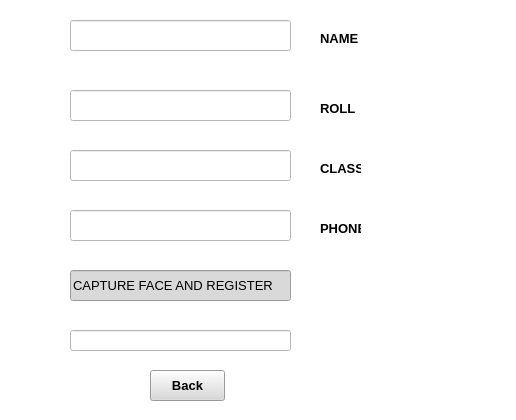
Before: the Qt Designer form UiFiles/student_register.ui in PriyankaMohanta/FaceAttendence, drawn with Qt 5.
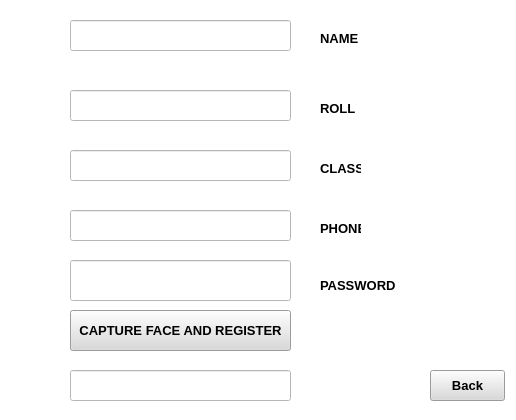
After: the same form once the commit is applied.

The edit to the form file:
```diff
--- a/UiFiles/student_register.ui
+++ b/UiFiles/student_register.ui
@@ -104,34 +104,13 @@
      </font>
     </property>
    </widget>
-   <widget class="QLineEdit" name="lineEdit_5">
-    <property name="geometry">
-     <rect>
-      <x>70</x>
-      <y>270</y>
-      <width>221</width>
-      <height>31</height>
-     </rect>
-    </property>
-    <property name="font">
-     <font>
-      <pointsize>10</pointsize>
-     </font>
-    </property>
-    <property name="styleSheet">
-     <string notr="true">background-color: rgb(217, 217, 217);</string>
-    </property>
-    <property name="text">
-     <string>CAPTURE FACE AND REGISTER</string>
-    </property>
-   </widget>
    <widget class="QLineEdit" name="lineEdit_6">
     <property name="geometry">
      <rect>
       <x>70</x>
-      <y>330</y>
+      <y>370</y>
       <width>221</width>
-      <height>21</height>
+      <height>31</height>
      </rect>
     </property>
     <property name="font">
@@ -139,6 +118,9 @@
       <pointsize>10</pointsize>
      </font>
     </property>
+    <property name="text">
+     <string/>
+    </property>
    </widget>
    <widget class="QLabel" name="label_2">
     <property name="geometry">
@@ -203,7 +185,7 @@
    <widget class="QPushButton" name="pushButton">
     <property name="geometry">
      <rect>
-      <x>150</x>
+      <x>430</x>
       <y>370</y>
       <width>75</width>
       <height>31</height>
@@ -223,6 +205,64 @@
      <string>Back</string>
     </property>
    </widget>
+   <widget class="QPushButton" name="pushButton_2">
+    <property name="geometry">
+     <rect>
+      <x>70</x>
+      <y>310</y>
+      <width>221</width>
+      <height>41</height>
+     </rect>
+    </property>
+    <property name="font">
+     <font>
+      <pointsize>10</pointsize>
+      <weight>75</weight>
+      <bold>true</bold>
+     </font>
+    </property>
+    <property name="styleSheet">
+     <string notr="true">background-color: rgb(217, 217, 217);</string>
+    </property>
+    <property name="text">
+     <string>CAPTURE FACE AND REGISTER</string>
+    </property>
+   </widget>
+   <widget class="QLineEdit" name="lineEdit_5">
+    <property name="geometry">
+     <rect>
+      <x>70</x>
+      <y>260</y>
+      <width>221</width>
+      <height>41</height>
+     </rect>
+    </property>
+    <property name="font">
+     <font>
+      <pointsize>10</pointsize>
+     </font>
+    </property>
+   </widget>
+   <widget class="QLabel" name="label_5">
+    <property name="geometry">
+     <rect>
+      <x>320</x>
+      <y>270</y>
+      <width>81</width>
+      <height>31</height>
+     </rect>
+    </property>
+    <property name="font">
+     <font>
+      <pointsize>10</pointsize>
+      <weight>75</weight>
+      <bold>true</bold>
+     </font>
+    </property>
+    <property name="text">
+     <string>PASSWORD</string>
+    </property>
+   </widget>
   </widget>
  </widget>
  <resources/>
```
Left out of the diff: 6 changed lines with no effect on the pictures.
